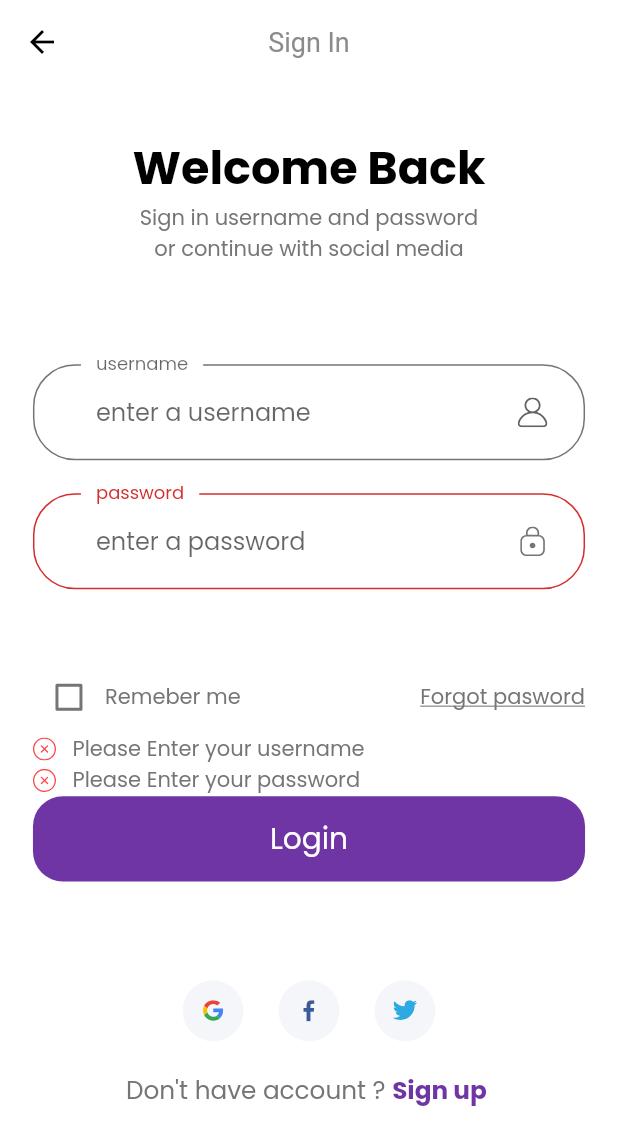
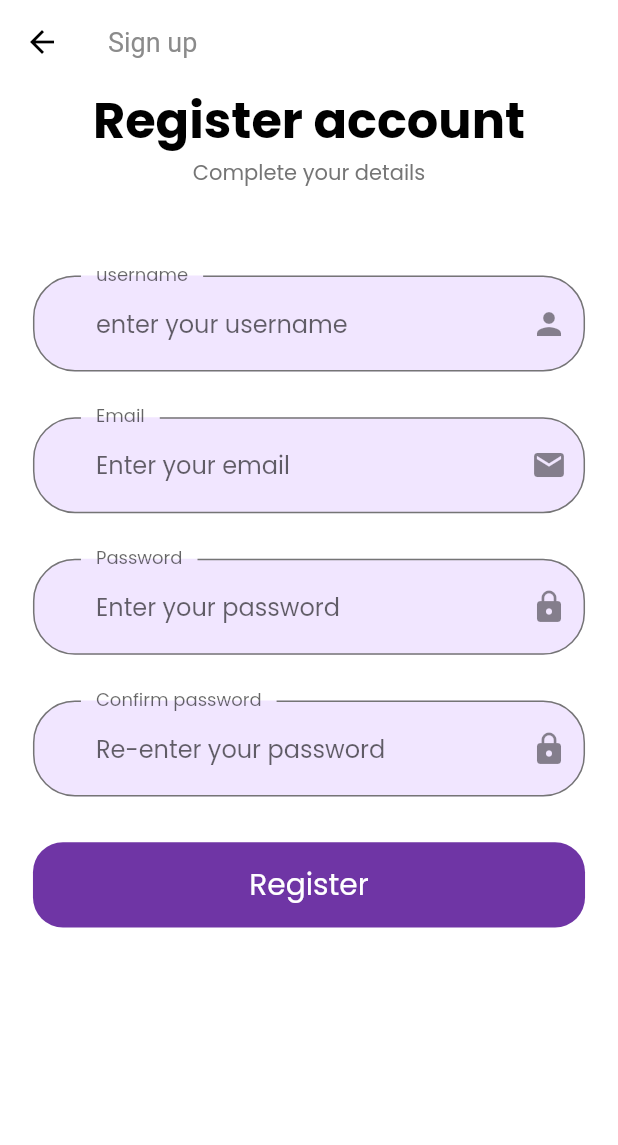
Before and after one commit to bbestbt/Smart-Locker, a Flutter app: the SignInScreen screen opened by its route, after a tap on "Login", after a tap on "Sign up", on a phone screen of 412 x 824 dp. Shown: the top 1145 px of the screen. Run offline on Flutter 3.47's test engine with Material 2 defaults, Android fonts, the light colour scheme and no system bars; our stand-ins replace flutter_svg.

Commit message:
register

```diff
--- a/lib/components/no_account.dart
+++ b/lib/components/no_account.dart
@@ -1,6 +1,7 @@
 import 'package:flutter/material.dart';
 import 'package:locker/constants.dart';
 import 'package:locker/screens/forgot_password/forgot_password_screen.dart';
+import 'package:locker/screens/sign_up/sign_up_screen.dart';
 import 'package:locker/size_config.dart';
 
 class NoAccount extends StatelessWidget {
@@ -18,7 +19,7 @@ class NoAccount extends StatelessWidget {
           style: TextStyle(fontSize: getProportionateScreenWidth(15)),
         ),
         GestureDetector(
-          onTap: (){},
+          onTap: ()=>Navigator.pushNamed(context, SignUpScreen.routeName),
             child: Text("Sign up ",
                 style: TextStyle(
                     fontSize: getProportionateScreenWidth(15),
--- a/lib/constants.dart
+++ b/lib/constants.dart
@@ -1,4 +1,5 @@
 import 'package:flutter/material.dart';
+import 'package:locker/size_config.dart';
 const kPrimaryColor = Color(0xFF6F35A5);
 const kPrimaryLightColor = Color(0xFFF1E6FF);
 // const kPrimaryColor = Color(0xFFFF7643);
@@ -11,7 +12,6 @@ const kPrimaryLightColor = Color(0xFFF1E6FF);
 // const kSecondaryColor = Color(0xFF979797);
 const kTextColor = Color(0xFF757575);
 
-//const kAnimationDuration = Duration(milliseconds: 200);
 
 // Form Error
 final RegExp emailValidatorRegExp =
@@ -22,3 +22,9 @@ const String kPassNullError = "Please Enter your password";
 const String kShortPassError = "Password is too short";
 const String kMatchPassError = "Passwords don't match";
 const String kNamelNullError = "Please Enter your username";
+
+final headingStyle= TextStyle(
+    fontSize: getProportionateScreenWidth(30),
+      fontWeight: FontWeight.bold,
+      color: Colors.black,
+      height:1.5);
--- a/lib/main.dart
+++ b/lib/main.dart
@@ -1,7 +1,7 @@
 import 'package:flutter/material.dart';
 import 'package:locker/constants.dart';
 import 'package:locker/routes.dart';
-import 'package:locker/screens/splash/splash_screen.dart';
+import 'package:locker/screens/app/app_screen.dart';
 import 'package:locker/theme.dart';
 
 void main() {
@@ -17,7 +17,7 @@ class MyApp extends StatelessWidget {
       title: 'Flutter Demo',
       theme: theme(),
       // home: SplashScreen(),
-      initialRoute: SplashScreen.routeName,
+      initialRoute: AppScreen.routeName,
       routes: routes,
     );
   }
--- a/lib/routes.dart
+++ b/lib/routes.dart
@@ -1,13 +1,16 @@
 
 import 'package:flutter/widgets.dart';
+import 'package:locker/screens/app/app_screen.dart';
 import 'package:locker/screens/forgot_password/forgot_password_screen.dart';
 import 'package:locker/screens/homepage/home_screen.dart';
 import 'package:locker/screens/sign_in/sign_in_screen.dart';
-import 'package:locker/screens/splash/splash_screen.dart';
+import 'package:locker/screens/sign_up/sign_up_screen.dart';
+
 
 final Map<String,WidgetBuilder> routes={
-  SplashScreen.routeName:(context)=> SplashScreen(),
+  AppScreen.routeName:(context)=> AppScreen(),
   SignInScreen.routeName:(context)=>SignInScreen(),
   ForgotPasswordScreen.routeName:(context)=>ForgotPasswordScreen(),
   HomeScreen.routeName:(context)=>HomeScreen(),
+  SignUpScreen.routeName:(context)=>SignUpScreen(),
 };
--- a/lib/screens/splash/components/splash_content.dart
+++ b/lib/screens/app/components/app_content.dart
@@ -3,8 +3,8 @@ import 'package:locker/constants.dart';
 
 import '../../../size_config.dart';
 
-class SplashContent extends StatelessWidget {
-  const SplashContent({
+class AppContent extends StatelessWidget {
+  const AppContent({
     Key key,
     this.text,
     this.image,
--- a/lib/screens/splash/components/body.dart
+++ b/lib/screens/app/components/body.dart
@@ -1,8 +1,8 @@
 import 'package:flutter/material.dart';
 import 'package:locker/components/default_button.dart';
 import 'package:locker/constants.dart';
+import 'package:locker/screens/app/components/app_content.dart';
 import 'package:locker/screens/sign_in/sign_in_screen.dart';
-import 'package:locker/screens/splash/components/splash_content.dart';
 import 'package:locker/size_config.dart';
 
 class Body extends StatefulWidget {
@@ -25,7 +25,7 @@ class _BodyState extends State<Body> {
                   //    image:"assets/images/splash_1.png",
                   //    text:"Welcome to Smart Locker",
                   //  ), )
-                  SplashContent(
+                  AppContent(
                 image: "assets/images/splash_1.png",
                 text: "Welcome to Smart Locker",
               ),
--- a/lib/screens/sign_in/components/sign_form.dart
+++ b/lib/screens/sign_in/components/sign_form.dart
@@ -68,6 +68,7 @@ class _SignFormState extends State<SignForm> {
 
   TextFormField buildPasswordFormField() {
     return TextFormField(
+      cursorColor: kPrimaryColor,
       obscureText: true,
       onSaved: (newValue)=>password=newValue,
       onChanged: (value) {
@@ -102,18 +103,24 @@ class _SignFormState extends State<SignForm> {
         return null;
       },
       decoration: InputDecoration(
+
+        filled: true,
+        fillColor: kPrimaryLightColor,
         labelText: "password",
+        // labelStyle: TextStyle(color: kPrimaryColor),
         hintText: "enter a password",
         floatingLabelBehavior: FloatingLabelBehavior.always,
-        suffixIcon: CustomSuffixIcon(
-          svgIcon: "assets/icons/Lock.svg",
-        ),
+        suffixIcon:Icon(Icons.lock),
+        // CustomSuffixIcon(
+        //   svgIcon: "assets/icons/Lock.svg",
+        // ),
       ),
     );
   }
 
   TextFormField buildUsernameFormField() {
     return TextFormField(
+      cursorColor: kPrimaryColor,
       keyboardType: TextInputType.name,
       onSaved: (newValue) => username = newValue,
       onChanged: (value) {
@@ -143,10 +150,13 @@ class _SignFormState extends State<SignForm> {
       decoration: InputDecoration(
         labelText: "username",
         hintText: "enter a username",
+        filled: true,
+        fillColor: kPrimaryLightColor,
         floatingLabelBehavior: FloatingLabelBehavior.always,
-        suffixIcon: CustomSuffixIcon(
-          svgIcon: "assets/icons/User.svg",
-        ),
+        suffixIcon:Icon(Icons.person)
+        //  CustomSuffixIcon(
+        //   svgIcon: "assets/icons/User.svg",
+        // ),
       ),
     );
   }
--- a/lib/screens/sign_in/sign_in_screen.dart
+++ b/lib/screens/sign_in/sign_in_screen.dart
@@ -7,7 +7,7 @@ class SignInScreen extends StatelessWidget {
   Widget build(BuildContext context) {
     return Scaffold(
       appBar: AppBar(
-        centerTitle: true,
+        // centerTitle: true,
         title: Text("Sign In" )
       ),
       body:Body(),
--- /dev/null
+++ b/lib/screens/sign_up/components/body.dart
@@ -0,0 +1,26 @@
+import 'package:flutter/material.dart';
+import 'package:locker/components/default_button.dart';
+import 'package:locker/components/form_error.dart';
+import 'package:locker/constants.dart';
+import 'package:locker/screens/sign_up/components/sign_up_form.dart';
+import 'package:locker/size_config.dart';
+
+class Body extends StatelessWidget {
+  @override
+  Widget build(BuildContext context) {
+    return SizedBox(
+      width: double.infinity,
+      child: SingleChildScrollView(
+              child: Column(
+          children: [
+            //SizedBox(height:SizeConfig.screenHeight*0.07), //7% of total height
+            Text("Register account", style: headingStyle),
+            Text("Complete your details",textAlign: TextAlign.center,),
+            SizedBox(height:SizeConfig.screenHeight*0.07), //7% of total height
+            SignUpForm(),
+          ],
+        ),
+      ),
+    );
+  }
+}
--- /dev/null
+++ b/lib/screens/sign_up/components/sign_up_form.dart
@@ -0,0 +1,193 @@
+import 'package:flutter/material.dart';
+import 'package:locker/components/default_button.dart';
+import 'package:locker/components/form_error.dart';
+import 'package:locker/constants.dart';
+import 'package:locker/size_config.dart';
+
+class SignUpForm extends StatefulWidget {
+  @override
+  _SignUpFormState createState() => _SignUpFormState();
+}
+
+class _SignUpFormState extends State<SignUpForm> {
+  final _formKey = GlobalKey<FormState>();
+  String username;
+  String email;
+  // String phone;
+  String password;
+  String confirm_password;
+  final List<String> errors = [];
+
+  void addError({String error}) {
+    if (!errors.contains(error))
+      setState(() {
+        errors.add(error);
+      });
+  }
+
+  void removeError({String error}) {
+    if (errors.contains(error))
+      setState(() {
+        errors.remove(error);
+      });
+  }
+
+  @override
+  Widget build(BuildContext context) {
+    return Form(
+        key: _formKey,
+        child: Padding(
+          padding:
+              EdgeInsets.symmetric(horizontal: getProportionateScreenWidth(20)),
+          child: Column(
+            children: [
+              buildUsernameFormField(),
+              SizedBox(height: getProportionateScreenHeight(30)),
+              buildEmailFormField(),
+              SizedBox(height: getProportionateScreenHeight(30)),
+              buildPasswordFormField(),
+              SizedBox(height: getProportionateScreenHeight(30)),
+              buildConfirmPasswordFormField(),
+              FormError(errors: errors),
+              SizedBox(height: getProportionateScreenHeight(30)),
+              DefaultButton(
+                text: "Register",
+                press: () {
+                  if (_formKey.currentState.validate()) {
+                    //go to profile page
+                  }
+                },
+              ),
+            ],
+          ),
+        ));
+  }
+
+  TextFormField buildUsernameFormField() {
+    return TextFormField(
+      cursorColor: kPrimaryColor,
+      keyboardType: TextInputType.name,
+      onSaved: (newValue) => username = newValue,
+      onChanged: (value) {
+        if (value.isNotEmpty && errors.contains(kNamelNullError)) {
+          setState(() {
+            errors.remove(kNamelNullError);
+          });
+        }
+        return null;
+      },
+      validator: (value) {
+        if (value.isEmpty && !errors.contains(kNamelNullError)) {
+          setState(() {
+            errors.add(kNamelNullError);
+          });
+        }
+        return null;
+      },
+      decoration: InputDecoration(
+          labelText: "username",
+          hintText: "enter your username",
+          filled: true,
+          fillColor: kPrimaryLightColor,
+          floatingLabelBehavior: FloatingLabelBehavior.always,
+          suffixIcon: Icon(Icons.person)),
+    );
+  }
+
+  TextFormField buildConfirmPasswordFormField() {
+    return TextFormField(
+      obscureText: true,
+      onSaved: (newValue) => confirm_password = newValue,
+      onChanged: (value) {
+        if (password == confirm_password) {
+          removeError(error: kMatchPassError);
+        }
+        return null;
+      },
+      validator: (value) {
+        if (value.isEmpty) {
+          return "";
+        } else if (password != confirm_password) {
+          addError(error: kMatchPassError);
+          return "";
+        }
+        return null;
+      },
+      decoration: InputDecoration(
+        filled: true,
+          fillColor: kPrimaryLightColor,
+        labelText: "Confirm password",
+        hintText: "Re-enter your password",
+        floatingLabelBehavior: FloatingLabelBehavior.always,
+        suffixIcon: Icon(Icons.lock),
+      ),
+    );
+  }
+
+  TextFormField buildPasswordFormField() {
+    return TextFormField(
+      obscureText: true,
+      onSaved: (newValue) => password = newValue,
+      onChanged: (value) {
+        if (value.isNotEmpty) {
+          removeError(error: kPassNullError);
+        } else if (value.length >= 8) {
+          removeError(error: kShortPassError);
+        }
+        password = value;
+        return null;
+      },
+      validator: (value) {
+        if (value.isEmpty) {
+          addError(error: kPassNullError);
+          return "";
+        } else if (value.length < 8) {
+          addError(error: kShortPassError);
+          return "";
+        }
+        return null;
+      },
+      decoration: InputDecoration(
+        labelText: "Password",
+        hintText: "Enter your password",
+        filled: true,
+          fillColor: kPrimaryLightColor,
+        floatingLabelBehavior: FloatingLabelBehavior.always,
+        suffixIcon: Icon(Icons.lock),
+      ),
+    );
+  }
+
+  TextFormField buildEmailFormField() {
+    return TextFormField(
+      keyboardType: TextInputType.emailAddress,
+      onSaved: (newValue) => email = newValue,
+      onChanged: (value) {
+        if (value.isNotEmpty) {
+          removeError(error: kEmailNullError);
+        } else if (emailValidatorRegExp.hasMatch(value)) {
+          removeError(error: kInvalidEmailError);
+        }
+        return null;
+      },
+      validator: (value) {
+        if (value.isEmpty) {
+          addError(error: kEmailNullError);
+          return "";
+        } else if (!emailValidatorRegExp.hasMatch(value)) {
+          addError(error: kInvalidEmailError);
+          return "";
+        }
+        return null;
+      },
+      decoration: InputDecoration(
+        filled: true,
+        fillColor: kPrimaryLightColor,
+        labelText: "Email",
+        hintText: "Enter your email",
+        floatingLabelBehavior: FloatingLabelBehavior.always,
+        suffixIcon: Icon(Icons.mail),
+      ),
+    );
+  }
+}
--- /dev/null
+++ b/lib/screens/sign_up/sign_up_screen.dart
@@ -0,0 +1,16 @@
+import 'package:flutter/material.dart';
+import 'package:locker/screens/sign_up/components/body.dart';
+
+class SignUpScreen extends StatelessWidget {
+  static String routeName="/sign_up";
+  @override
+  Widget build(BuildContext context) {
+    return Scaffold(
+      appBar: AppBar(
+        title: Text("Sign up"),
+        ),
+        body: Body(),
+
+    );
+  }
+}
```
Also changed, not shown: lib/screens/app/app_screen.dart (renamed from lib/screens/splash/splash_screen.dart, +4 -3 lines), lib/screens/forgot_password/components/body.dart (+6 -3 lines), lib/theme.dart (+8 -10 lines), assets/images/locker.png (added), assets/images/lockers.png (added).
